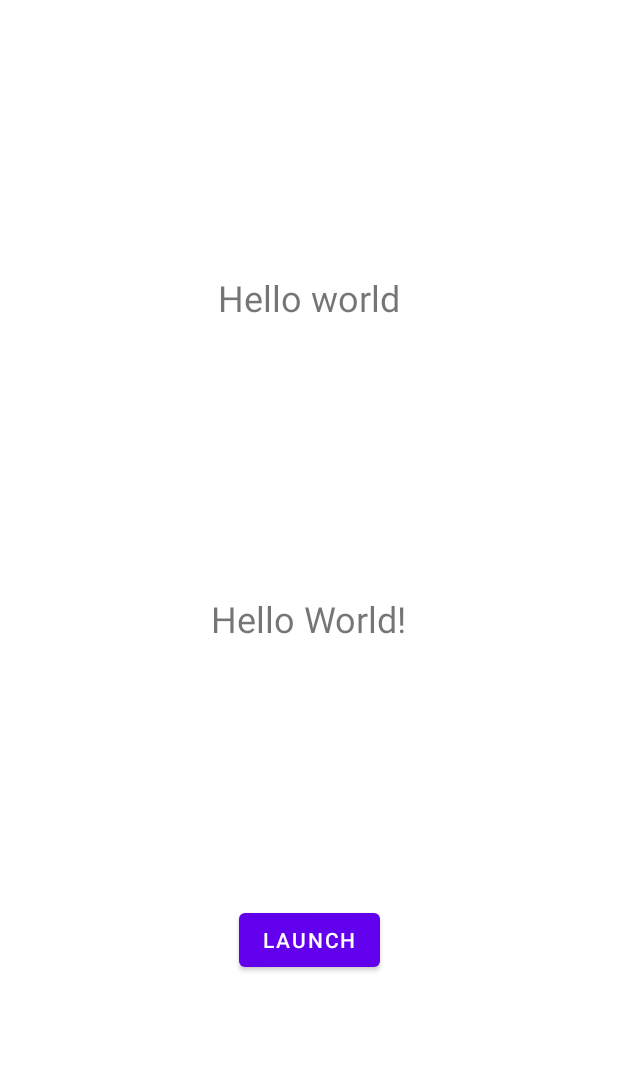
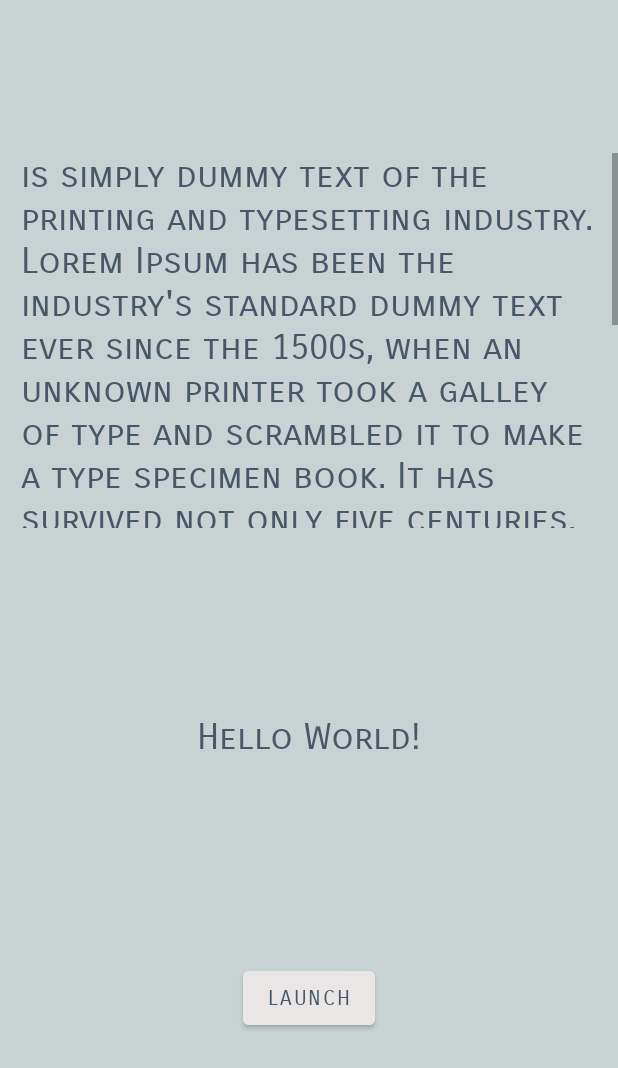
Before and after one commit to usesnames/ReviewsClassifier, an Android app: the layout activity_main.xml on its own in the app's theme, with its tools: preview values and no code run, on a phone screen of 412 x 824 dp. Shown: the top 1068 px of the screen. Run offline under Robolectric (Android 15) with nearby library versions, the phone set to English and light mode, and no system bars.

Commit message:
Improved layout and added ScrollView

```diff
--- a/app/src/main/res/layout/activity_main.xml
+++ b/app/src/main/res/layout/activity_main.xml
@@ -4,42 +4,63 @@
     xmlns:tools="http://schemas.android.com/tools"
     android:layout_width="match_parent"
     android:layout_height="match_parent"
+    android:background="#C9D2D3"
     tools:context=".MainActivity">
-
-    <TextView
-        android:id="@+id/main_text"
-        android:layout_width="wrap_content"
-        android:layout_height="wrap_content"
-        android:text="Hello World!"
-        android:textSize="24sp"
-        app:layout_constraintBottom_toBottomOf="parent"
-        app:layout_constraintLeft_toLeftOf="parent"
-        app:layout_constraintRight_toRightOf="parent"
-        app:layout_constraintTop_toTopOf="parent" />
 
     <Button
         android:id="@+id/button"
         android:layout_width="wrap_content"
         android:layout_height="wrap_content"
+        android:backgroundTint="#EAE6E6"
+        android:fontFamily="sans-serif-smallcaps"
         android:text="@string/launch"
+        android:textColor="#465868"
         app:layout_constraintBottom_toBottomOf="parent"
         app:layout_constraintEnd_toEndOf="parent"
         app:layout_constraintHorizontal_bias="0.5"
         app:layout_constraintStart_toStartOf="parent"
         app:layout_constraintTop_toBottomOf="@+id/main_text" />
 
-    <TextView
-        android:id="@+id/last_review"
-        android:layout_width="wrap_content"
-        android:layout_height="wrap_content"
-        android:paddingStart="10dp"
-        android:paddingEnd="10dp"
-        android:textSize="24sp"
+    <ScrollView
+        android:layout_width="match_parent"
+        android:layout_height="250dp"
         app:layout_constraintBottom_toTopOf="@+id/main_text"
         app:layout_constraintEnd_toEndOf="parent"
         app:layout_constraintHorizontal_bias="0.5"
         app:layout_constraintStart_toStartOf="parent"
         app:layout_constraintTop_toTopOf="parent"
-        tools:text="Hello world" />
+        app:layout_constraintVertical_bias="0.45">
+
+        <LinearLayout
+            android:layout_width="match_parent"
+            android:layout_height="wrap_content"
+            android:orientation="vertical">
+
+            <TextView
+                android:id="@+id/last_review"
+                android:layout_width="match_parent"
+                android:layout_height="match_parent"
+                android:fontFamily="sans-serif-smallcaps"
+                android:paddingStart="14dp"
+                android:paddingEnd="14dp"
+                android:textColor="#465868"
+                android:textSize="24sp"
+                tools:text="is simply dummy text of the printing and typesetting industry. Lorem Ipsum has been the industry's standard dummy text ever since the 1500s, when an unknown printer took a galley of type and scrambled it to make a type specimen book. It has survived not only five centuries, but also the leap into electronic typesetting, remaining essentially unchanged. It was popularised in the 1960s with the release of Letraset sheets containing Lorem Ipsum passages, and more recently with desktop publishing software like Aldus PageMaker including versions of Lorem Ipsum." />
+        </LinearLayout>
+    </ScrollView>
+
+    <TextView
+        android:id="@+id/main_text"
+        android:layout_width="wrap_content"
+        android:layout_height="wrap_content"
+        android:fontFamily="sans-serif-smallcaps"
+        android:text="Hello World!"
+        android:textColor="#465868"
+        android:textSize="24sp"
+        app:layout_constraintBottom_toBottomOf="parent"
+        app:layout_constraintLeft_toLeftOf="parent"
+        app:layout_constraintRight_toRightOf="parent"
+        app:layout_constraintTop_toTopOf="parent"
+        app:layout_constraintVertical_bias="0.6" />
 
 </androidx.constraintlayout.widget.ConstraintLayout>
--- a/app/src/main/res/values/themes.xml
+++ b/app/src/main/res/values/themes.xml
@@ -2,9 +2,9 @@
     <!-- Base application theme. -->
     <style name="Theme.ReviewsClassifier" parent="Theme.MaterialComponents.DayNight.DarkActionBar">
         <!-- Primary brand color. -->
-        <item name="colorPrimary">@color/purple_500</item>
+        <item name="colorPrimary">#557E9E</item>
         <item name="colorPrimaryVariant">@color/purple_700</item>
-        <item name="colorOnPrimary">@color/white</item>
+        <item name="colorOnPrimary">#3C4653</item>
         <!-- Secondary brand color. -->
         <item name="colorSecondary">@color/teal_200</item>
         <item name="colorSecondaryVariant">@color/teal_700</item>
```
